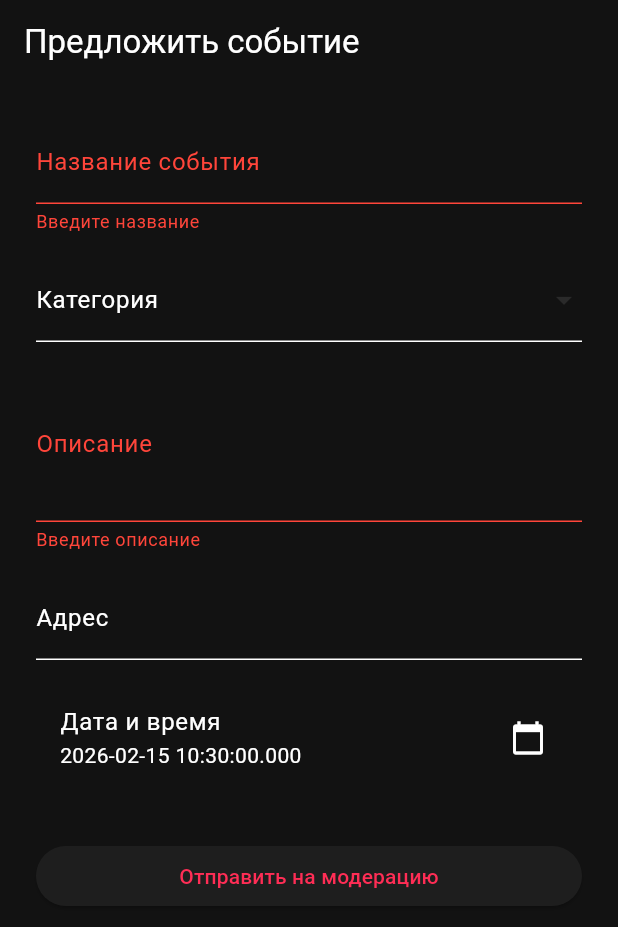
After one commit to echopro-create/global-diaspora-events, a Flutter app: the SuggestEventScreen screen opened by its route, after a tap on "Отправить на модерацию", on a phone screen of 412 x 824 dp. The commit adds this screen. Shown: the top 927 px of the screen. Run offline on Flutter 3.47's test engine with Material 3 defaults, Android fonts, the phone set to English and light mode, and no system bars; our stand-ins replace cached_network_image, flutter_riverpod, geolocator, go_router, latlong2, riverpod_annotation and 1 more; accounts and stored records are empty; generated files the repository leaves out were written again.

Commit message:
Feature: Implement Tag system, Suggest Event form, and extended Event models

```diff
--- a/lib/src/core/router.dart
+++ b/lib/src/core/router.dart
@@ -1,4 +1,5 @@
 import 'package:flutter/material.dart';
+import 'package:global_diaspora_events/src/features/events/suggest_event_screen.dart';
 import 'package:global_diaspora_events/src/features/events/events_feed_screen.dart';
 import 'package:global_diaspora_events/src/features/auth/current_city_screen.dart';
 import 'package:global_diaspora_events/src/features/auth/origin_country_screen.dart';
@@ -25,6 +26,10 @@
       GoRoute(
         path: '/onboarding/spotify',
         builder: (context, state) => const SpotifySyncScreen(),
+      ),
+      GoRoute(
+        path: '/suggest-event',
+        builder: (context, state) => const SuggestEventScreen(),
       ),
       ShellRoute(
         builder: (context, state, child) => MainShell(child: child),
--- /dev/null
+++ b/lib/src/features/events/suggest_event_screen.dart
@@ -0,0 +1,163 @@
+import 'package:flutter/material.dart';
+import 'package:flutter_riverpod/flutter_riverpod.dart';
+import 'package:global_diaspora_events/src/features/events/events_repository.dart';
+import 'package:global_diaspora_events/src/shared/models/category.dart';
+import 'package:go_router/go_router.dart';
+
+class SuggestEventScreen extends ConsumerStatefulWidget {
+  const SuggestEventScreen({super.key});
+
+  @override
+  ConsumerState<SuggestEventScreen> createState() => _SuggestEventScreenState();
+}
+
+class _SuggestEventScreenState extends ConsumerState<SuggestEventScreen> {
+  final _formKey = GlobalKey<FormState>();
+  final _titleController = TextEditingController();
+  final _descriptionController = TextEditingController();
+  final _addressController = TextEditingController();
+  DateTime _selectedDate = DateTime.now().add(const Duration(days: 7));
+  String? _selectedCategoryId;
+  List<Category> _categories = [];
+  bool _isLoading = false;
+
+  @override
+  void initState() {
+    super.initState();
+    _loadCategories();
+  }
+
+  Future<void> _loadCategories() async {
+    final categories = await ref.read(eventsRepositoryProvider).getCategories();
+    setState(() {
+      _categories = categories;
+      if (categories.isNotEmpty) {
+        _selectedCategoryId = categories.first.id;
+      }
+    });
+  }
+
+  @override
+  void dispose() {
+    _titleController.dispose();
+    _descriptionController.dispose();
+    _addressController.dispose();
+    super.dispose();
+  }
+
+  Future<void> _submit() async {
+    if (!_formKey.currentState!.validate()) return;
+
+    setState(() => _isLoading = true);
+    try {
+      await ref
+          .read(eventsRepositoryProvider)
+          .suggestEvent(
+            title: _titleController.text,
+            description: _descriptionController.text,
+            categoryId: _selectedCategoryId!,
+            startTime: _selectedDate,
+            address: _addressController.text,
+          );
+      if (mounted) {
+        ScaffoldMessenger.of(context).showSnackBar(
+          const SnackBar(
+            content: Text('Событие предложено! Оно появится после модерации.'),
+          ),
+        );
+        context.pop();
+      }
+    } catch (e) {
+      if (mounted) {
+        ScaffoldMessenger.of(
+          context,
+        ).showSnackBar(SnackBar(content: Text('Ошибка: $e')));
+      }
+    } finally {
+      if (mounted) setState(() => _isLoading = false);
+    }
+  }
+
+  @override
+  Widget build(BuildContext context) {
+    return Scaffold(
+      appBar: AppBar(title: const Text('Предложить событие')),
+      body: _isLoading
+          ? const Center(child: CircularProgressIndicator())
+          : SingleChildScrollView(
+              padding: const EdgeInsets.all(24),
+              child: Form(
+                key: _formKey,
+                child: Column(
+                  crossAxisAlignment: CrossAxisAlignment.start,
+                  children: [
+                    TextFormField(
+                      controller: _titleController,
+                      decoration: const InputDecoration(
+                        labelText: 'Название события',
+                        hintText: 'Концерт, встреча, фестиваль...',
+                      ),
+                      validator: (v) =>
+                          v?.isEmpty ?? true ? 'Введите название' : null,
+                    ),
+                    const SizedBox(height: 16),
+                    DropdownButtonFormField<String>(
+                      value: _selectedCategoryId,
+                      items: _categories
+                          .map(
+                            (c) => DropdownMenuItem(
+                              value: c.id,
+                              child: Text(c.name),
+                            ),
+                          )
+                          .toList(),
+                      onChanged: (v) => setState(() => _selectedCategoryId = v),
+                      decoration: const InputDecoration(labelText: 'Категория'),
+                    ),
+                    const SizedBox(height: 16),
+                    TextFormField(
+                      controller: _descriptionController,
+                      maxLines: 3,
+                      decoration: const InputDecoration(labelText: 'Описание'),
+                      validator: (v) =>
+                          v?.isEmpty ?? true ? 'Введите описание' : null,
+                    ),
+                    const SizedBox(height: 16),
+                    TextFormField(
+                      controller: _addressController,
+                      decoration: const InputDecoration(labelText: 'Адрес'),
+                    ),
+                    const SizedBox(height: 16),
+                    ListTile(
+                      title: const Text('Дата и время'),
+                      subtitle: Text(_selectedDate.toString()),
+                      trailing: const Icon(Icons.calendar_today),
+                      onTap: () async {
+                        final date = await showDatePicker(
+                          context: context,
+                          initialDate: _selectedDate,
+                          firstDate: DateTime.now(),
+                          lastDate: DateTime.now().add(
+                            const Duration(days: 365),
+                          ),
+                        );
+                        if (date != null) {
+                          setState(() => _selectedDate = date);
+                        }
+                      },
+                    ),
+                    const SizedBox(height: 32),
+                    SizedBox(
+                      width: double.infinity,
+                      child: ElevatedButton(
+                        onPressed: _submit,
+                        child: const Text('Отправить на модерацию'),
+                      ),
+                    ),
+                  ],
+                ),
+              ),
+            ),
+    );
+  }
+}
--- /dev/null
+++ b/lib/src/shared/models/category.dart
@@ -0,0 +1,19 @@
+class Category {
+  final String id;
+  final String name;
+  final String? iconUrl;
+
+  Category({required this.id, required this.name, this.iconUrl});
+
+  factory Category.fromJson(Map<String, dynamic> json) {
+    return Category(
+      id: json['id'].toString(),
+      name: json['name'],
+      iconUrl: json['icon_url'],
+    );
+  }
+
+  Map<String, dynamic> toJson() {
+    return {'id': id, 'name': name, if (iconUrl != null) 'icon_url': iconUrl};
+  }
+}
```
Also changed, not shown: lib/src/features/events/events_repository.dart (+52 -4 lines), lib/src/shared/models/event.dart (+18 -0 lines), lib/src/shared/models/tag.dart (added, +14 -0 lines).
